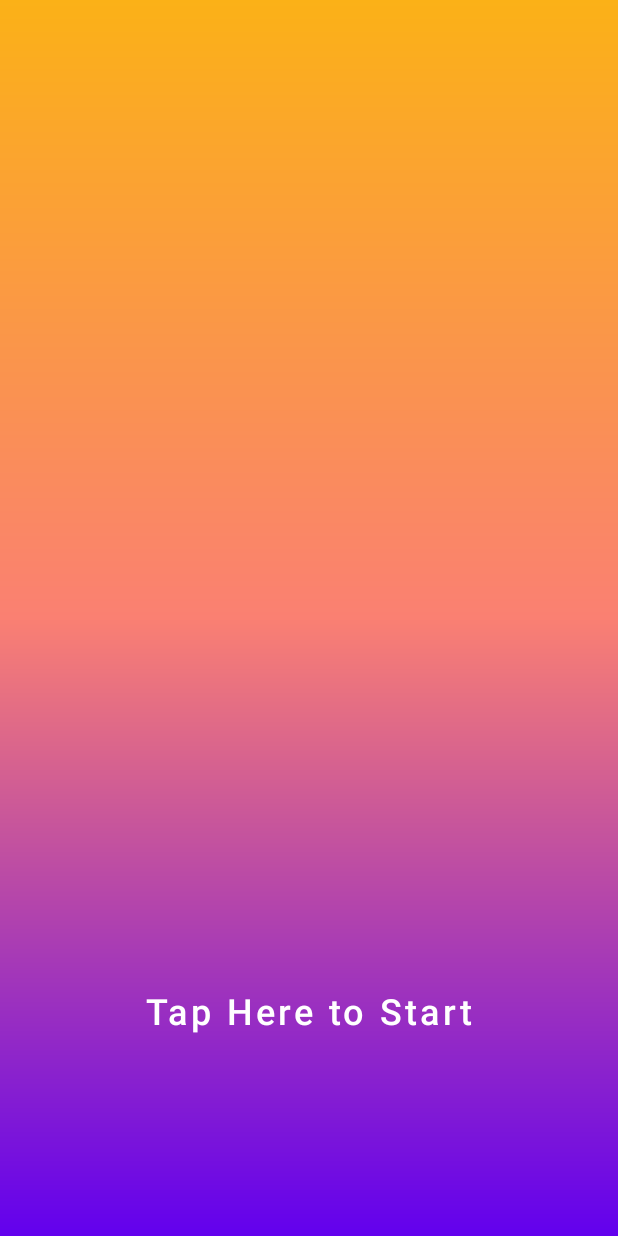
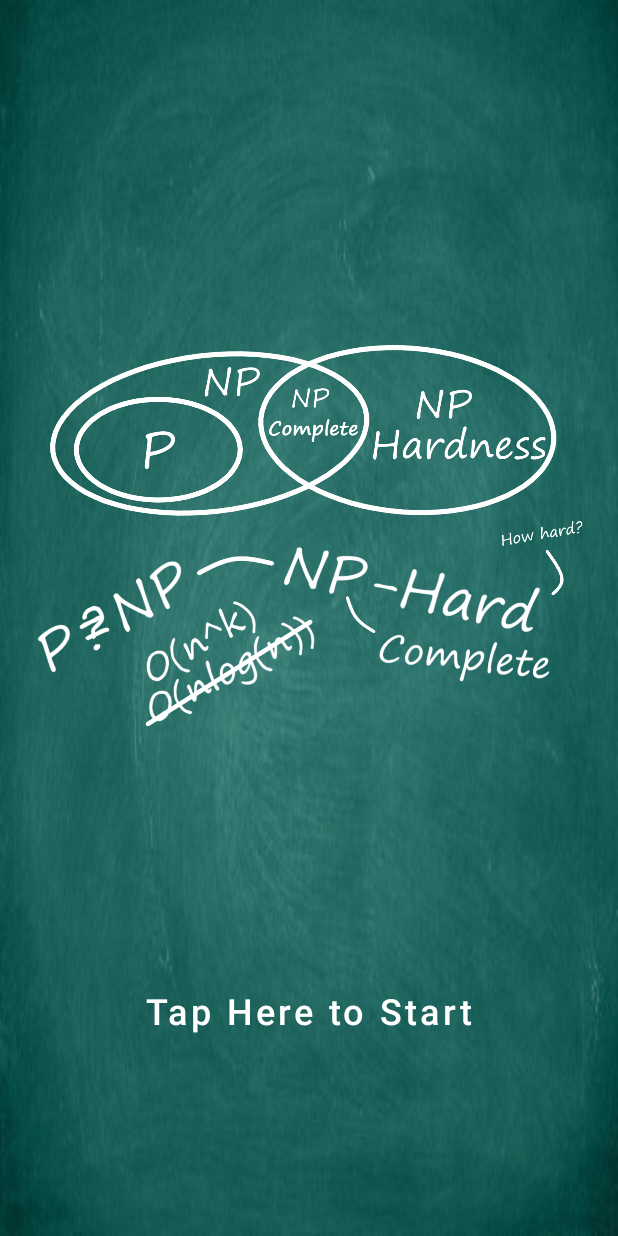
Before and after one commit to Anderwei/Embedded_System_Final_Project, an Android app: the screen it shows after launch (MainActivity), on a phone screen of 412 x 824 dp. Run offline under Robolectric (Android 15) with nearby library versions, the phone set to English and light mode, and no system bars.

Commit message:
Update MainLayout

```diff
--- a/app/src/main/res/layout/activity_main.xml
+++ b/app/src/main/res/layout/activity_main.xml
@@ -5,7 +5,7 @@
     android:id="@+id/MainScreen"
     android:layout_width="match_parent"
     android:layout_height="match_parent"
-    android:background="@drawable/main_background"
+    android:background="@drawable/blackboard"
     tools:context=".MainActivity" >
 
     <androidx.constraintlayout.widget.ConstraintLayout
@@ -27,5 +27,14 @@
             app:layout_constraintStart_toStartOf="parent"
             app:layout_constraintTop_toTopOf="parent"
             app:layout_constraintVertical_bias="1.0" />
+
+        <ImageView
+            android:id="@+id/imageView4"
+            android:layout_width="wrap_content"
+            android:layout_height="wrap_content"
+            app:layout_constraintEnd_toEndOf="parent"
+            app:layout_constraintStart_toStartOf="parent"
+            app:srcCompat="@drawable/mainmenu"
+            tools:layout_editor_absoluteY="-2dp" />
     </androidx.constraintlayout.widget.ConstraintLayout>
 </androidx.coordinatorlayout.widget.CoordinatorLayout>
```
